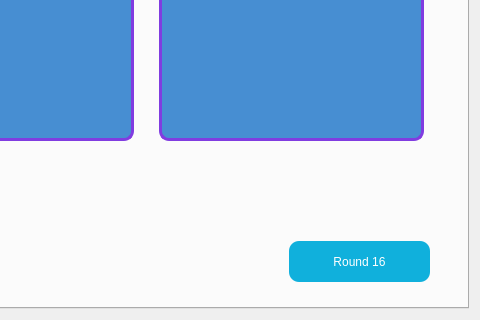
Old version of the form GroupStage.ui in the repository AhmedAminIV/Python; both pictures show x 744 to 1224 and y 545 to 865 of the 1224 by 865 pixel window.
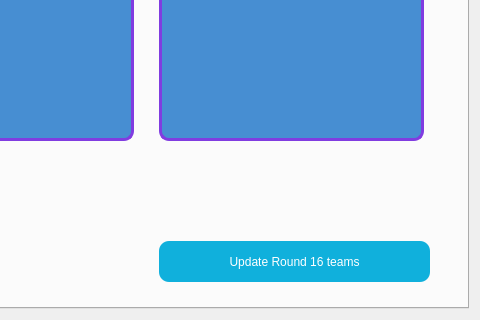
New version of the form. The open tabs and pages were chosen to show the change.

Diff of the .ui file:
```diff
--- a/GroupStage.ui
+++ b/GroupStage.ui
@@ -938,9 +938,9 @@
        <widget class="QPushButton" name="qualifiedButton">
         <property name="geometry">
          <rect>
-          <x>1030</x>
+          <x>900</x>
           <y>780</y>
-          <width>141</width>
+          <width>271</width>
           <height>41</height>
          </rect>
         </property>
@@ -957,7 +957,7 @@
 }</string>
         </property>
         <property name="text">
-         <string>Round 16</string>
+         <string>Update Round 16 teams</string>
         </property>
        </widget>
       </widget>
```
Left out of the diff: 4 changed lines with no effect on the pictures.
